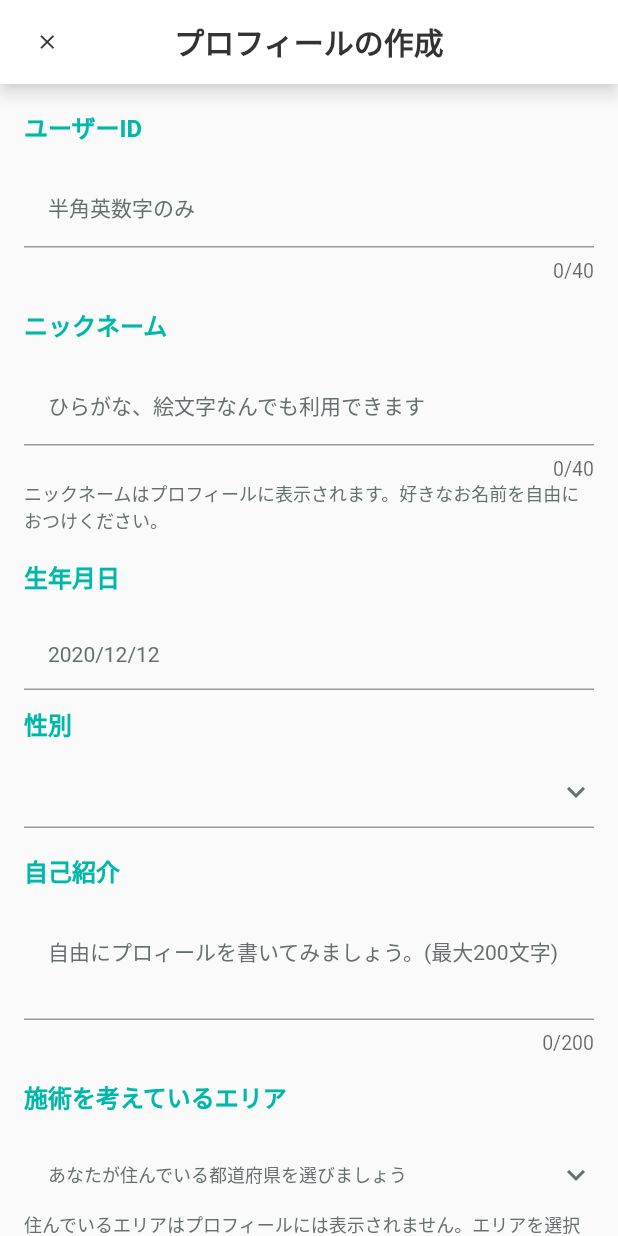
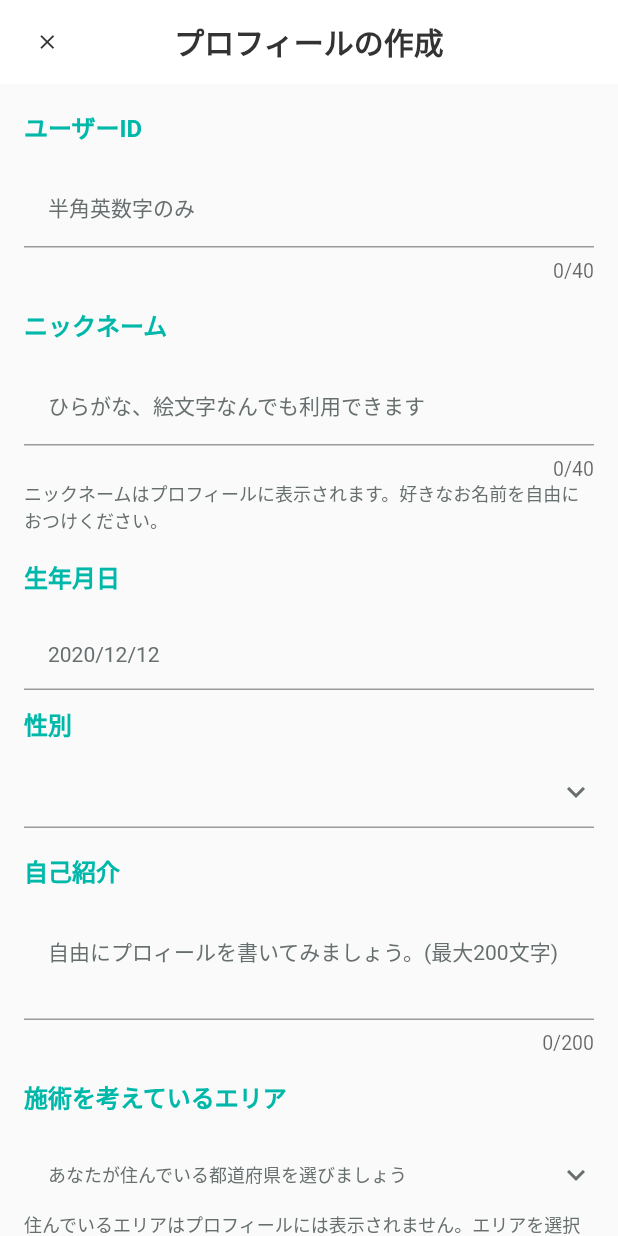
Before and after one commit to Jameshoff0712/Laxia, a Flutter app: the screen it shows after launch, on a phone screen of 412 x 824 dp. Run offline on Flutter 3.47's test engine with Material 2 defaults, Android fonts, the phone set to English and light mode, and no system bars; drawn by our look-alikes of dropdown_button2; our stand-ins replace cached_network_image, carousel_slider, flutter_image_slideshow, flutter_svg, flutter_xlider, fluttertoast and 10 more; missing offline and left inert: extended_wrap, flutter_datetime_picker_forked, flutter_inappwebview, global_configuration, image_viewer, syncfusion_flutter_core and 1 more; generated files the repository leaves out were written again; Roboto replaces fonts that are missing (Hiragino Kaku Gothic Pro W6); statements that could not run were skipped.

Commit message:
correct_appbar

```diff
--- a/lib/views/pages/auth/registration.dart
+++ b/lib/views/pages/auth/registration.dart
@@ -1,5 +1,3 @@
-import 'dart:html';
-
 import 'package:flutter/material.dart';
 import 'package:flutter/services.dart';
 import 'package:flutter_svg/flutter_svg.dart';
--- a/lib/views/pages/auth/sigunup_two.dart
+++ b/lib/views/pages/auth/sigunup_two.dart
@@ -1,6 +1,5 @@
 import 'dart:convert';
 import 'dart:async';
-import 'dart:html';
 import 'package:dropdown_button2/dropdown_button2.dart';
 import 'package:flutter/material.dart';
 import 'package:flutter/services.dart';
@@ -38,6 +37,7 @@ class _Signup_TwoState extends State<Signup_Two> {
     return items.isNotEmpty? SafeArea(
       child: Scaffold(
         appBar: AppBar(
+          elevation: 0,
           backgroundColor: Helper.whiteColor,
           leading: IconButton(
             onPressed: () => Navigator.of(context).pop(),
```
Also changed, not shown: 1 other file.
